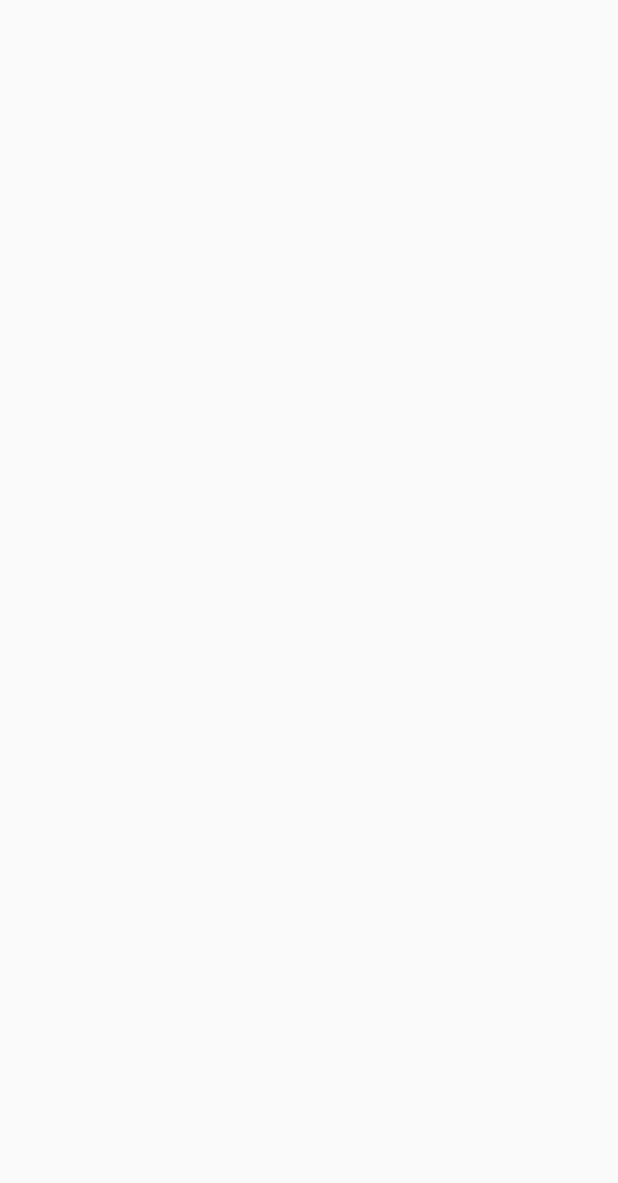
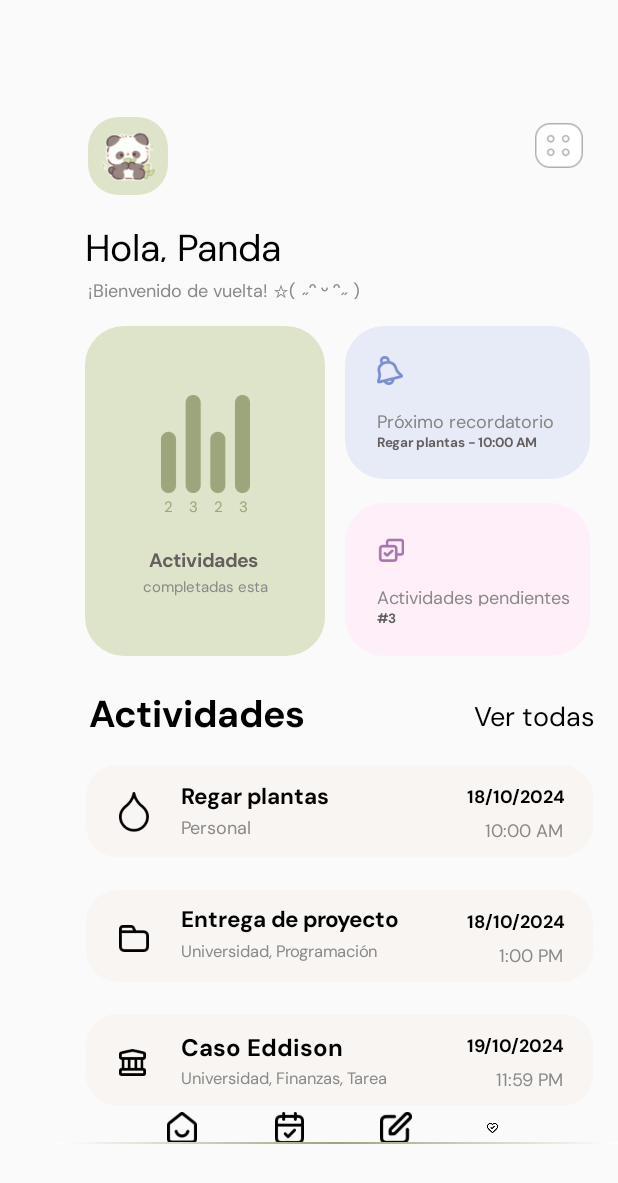
Before and after one commit to sofiia-0/UCareAPK, an Android app built with Jetpack Compose: the screen it shows after launch (MainActivity), on a phone screen of 412 x 824 dp. Before the commit the part shown is empty. Shown: the top 1183 px of the screen. Run offline under Robolectric (Android 15) with nearby library versions, the phone set to English and light mode, and no system bars.

Commit message:
Navegación de PantallaHome a ActivityScreen.

```diff
--- a/app/src/main/java/com/example/ucareapk/MainActivity.kt
+++ b/app/src/main/java/com/example/ucareapk/MainActivity.kt
@@ -11,11 +11,14 @@ import androidx.compose.ui.Modifier
 import com.example.ucareapk.pantallasinicio.PantallaSignUp
 import com.example.ucareapk.ui.theme.UCareAPKTheme
 import androidx.activity.compose.setContent
+import androidx.compose.foundation.layout.PaddingValues
 import androidx.compose.runtime.Composable
 import androidx.navigation.NavController
 import androidx.navigation.compose.NavHost
 import androidx.navigation.compose.composable
 import androidx.navigation.compose.rememberNavController
+import com.example.ucareapk.pantallasActividad.PantallaActividad
+import com.example.ucareapk.pantallasinicio.PantallaHome
 import com.example.ucareapk.pantallasinicio.PantallaInicio
 import com.example.ucareapk.pantallasinicio.PantallaSignUp
 
@@ -23,7 +26,11 @@ class MainActivity : ComponentActivity() {
     override fun onCreate(savedInstanceState: Bundle?) {
         super.onCreate(savedInstanceState)
         setContent {
-
+            val navController = rememberNavController()
+            NavHost(navController = navController, startDestination = "home") {
+                composable("home") { PantallaHome(navController) }
+                composable("actividad") { PantallaActividad(navController, padding = PaddingValues()) }
+            }
         }
     }
 }
--- a/app/src/main/java/com/example/ucareapk/navigate/AppNavigate.kt
+++ b/app/src/main/java/com/example/ucareapk/navigate/AppNavigate.kt
@@ -7,6 +7,7 @@ import androidx.navigation.compose.composable
 import androidx.navigation.compose.rememberNavController
 import com.example.ucareapk.pantallasActividad.CrearActividad
 import com.example.ucareapk.pantallasActividad.PantallaActividad
+import com.example.ucareapk.pantallasinicio.PantallaHome
 import com.example.ucareapk.pantallasinicio.PantallaInicio
 import com.example.ucareapk.pantallasinicio.PantallaSignUp
 
@@ -22,4 +23,9 @@ fun AppNavigate() {
         composable("pantallaInicio") { PantallaInicio(onNavigateToSignUp = { navController.navigate("pantallaSignUp") }) }
         composable("pantallaSignUp") { PantallaSignUp() }
     }
+
+    NavHost(navController = navController, startDestination = "home") {
+        composable("home") { PantallaHome(navController) }
+        composable("actividad") { PantallaActividad(navController, padding = PaddingValues()) }
+    }
 }
--- a/app/src/main/java/com/example/ucareapk/pantallasinicio/PantallaHome.kt
+++ b/app/src/main/java/com/example/ucareapk/pantallasinicio/PantallaHome.kt
@@ -2,6 +2,7 @@ package com.example.ucareapk.pantallasinicio
 
 import androidx.compose.foundation.Image
 import androidx.compose.foundation.background
+import androidx.compose.foundation.clickable
 import androidx.compose.foundation.layout.Arrangement
 import androidx.compose.foundation.layout.Box
 import androidx.compose.foundation.layout.Row
@@ -27,11 +28,13 @@ import androidx.compose.ui.text.style.TextAlign
 import androidx.compose.ui.tooling.preview.Preview
 import androidx.compose.ui.unit.dp
 import androidx.compose.ui.unit.sp
+import androidx.navigation.NavController
+import androidx.navigation.NavHostController
 import com.example.ucareapk.R
 import com.example.ucareapk.ui.theme.dmsansFamily
 
 @Composable
-fun PantallaHome(modifier: Modifier = Modifier) {
+fun PantallaHome(navController: NavController, modifier: Modifier = Modifier) {
     Box(
         modifier = modifier
             .fillMaxSize()
@@ -60,6 +63,7 @@ fun PantallaHome(modifier: Modifier = Modifier) {
                 painter = painterResource(id = R.drawable.iconactividades),
                 contentDescription = "IconActividades",
                 modifier = Modifier.size(21.dp)
+                    .clickable { navController.navigate("actividad") }
             )
             Image(
                 painter = painterResource(id = R.drawable.iconestadodeanimo),
@@ -580,9 +584,9 @@ fun PantallaHome(modifier: Modifier = Modifier) {
                 .requiredHeight(height = 1.dp))
     }
 }
-
+/*
 @Preview
 @Composable
 private fun PantallaHomePreview() {
     PantallaHome(Modifier)
-}
+}*/
--- a/app/src/main/java/com/example/ucareapk/pantallasinicio/PantallaLogIn.kt
+++ b/app/src/main/java/com/example/ucareapk/pantallasinicio/PantallaLogIn.kt
@@ -17,13 +17,12 @@ import androidx.compose.ui.text.buildAnnotatedString
 import androidx.compose.ui.text.font.FontWeight
 import androidx.compose.ui.text.style.TextAlign
 import androidx.compose.ui.text.withStyle
-import androidx.compose.ui.tooling.preview.Preview
 import androidx.compose.ui.unit.dp
 import androidx.compose.ui.unit.sp
 import androidx.navigation.NavController
 import com.example.ucareapk.R
 import com.example.ucareapk.ui.components.CustomTextField
-import com.example.ucareapk.ui.components.GrupoRegresar
+import com.example.ucareapk.ui.components.RegresarButton
 import com.example.ucareapk.ui.theme.dmsansFamily
 
 @Composable
@@ -47,7 +46,7 @@ fun FramePantallaLogIn(navController: NavController, modifier: Modifier = Modifi
                     .requiredWidth(210.dp)
                     .requiredHeight(250.dp)
             ) {
-                GrupoRegresar()
+                RegresarButton()
                 Image(
                     painter = painterResource(id = R.drawable.pandaicon),
                     contentDescription = "Panda",
--- a/app/src/main/java/com/example/ucareapk/pantallasinicio/PantallaSignUp.kt
+++ b/app/src/main/java/com/example/ucareapk/pantallasinicio/PantallaSignUp.kt
@@ -17,13 +17,11 @@ import androidx.compose.ui.text.buildAnnotatedString
 import androidx.compose.ui.text.font.FontWeight
 import androidx.compose.ui.text.style.TextAlign
 import androidx.compose.ui.text.withStyle
-import androidx.compose.ui.tooling.preview.Preview
 import androidx.compose.ui.unit.dp
 import androidx.compose.ui.unit.sp
-import androidx.navigation.NavController
 import com.example.ucareapk.R
 import com.example.ucareapk.ui.components.CustomTextField
-import com.example.ucareapk.ui.components.GrupoRegresar
+import com.example.ucareapk.ui.components.RegresarButton
 import com.example.ucareapk.ui.theme.dmsansFamily
 
 @Composable
@@ -48,7 +46,7 @@ fun PantallaSignUp(modifier: Modifier = Modifier) {
                     .requiredWidth(210.dp)
                     .requiredHeight(250.dp)
             ) {
-                GrupoRegresar()
+                RegresarButton()
                 Image(
                     painter = painterResource(id = R.drawable.pandaicon),
                     contentDescription = "Panda",
--- a/app/src/main/java/com/example/ucareapk/ui/components/RegresarButton.kt
+++ b/app/src/main/java/com/example/ucareapk/ui/components/RegresarButton.kt
@@ -19,7 +19,7 @@ import com.example.ucareapk.R
 import com.example.ucareapk.ui.theme.dmsansFamily
 
 @Composable
-fun GrupoRegresar(modifier: Modifier = Modifier) {
+fun RegresarButton(modifier: Modifier = Modifier) {
     Box(modifier = modifier
         .requiredWidth(56.dp)
     )
```
